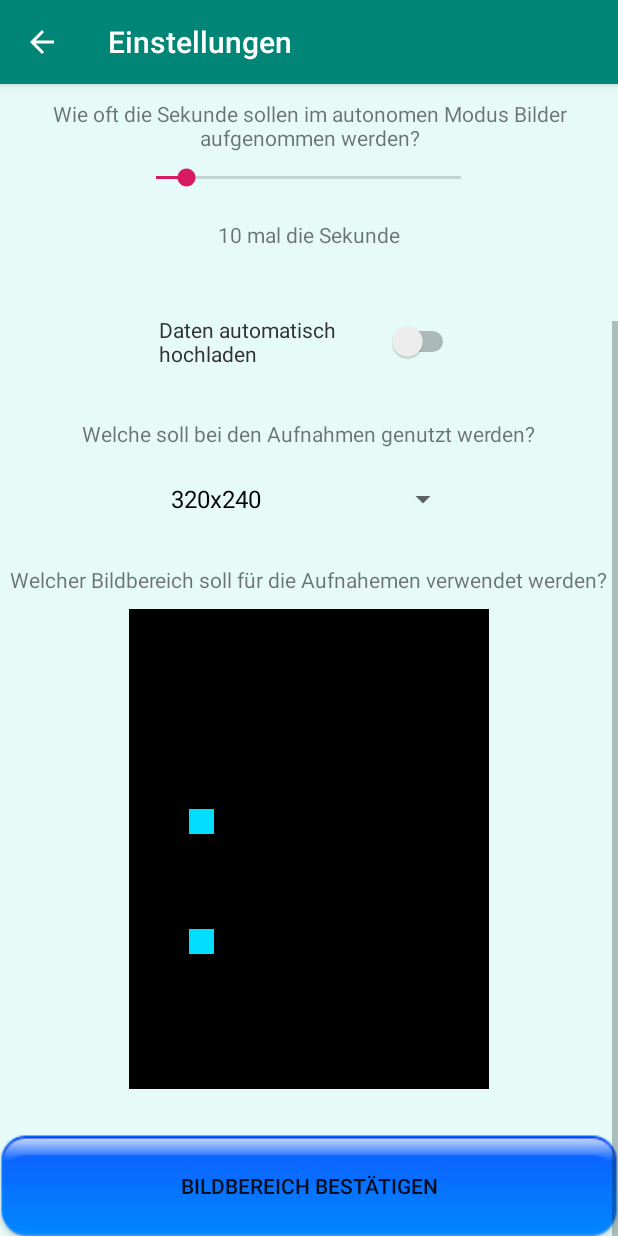
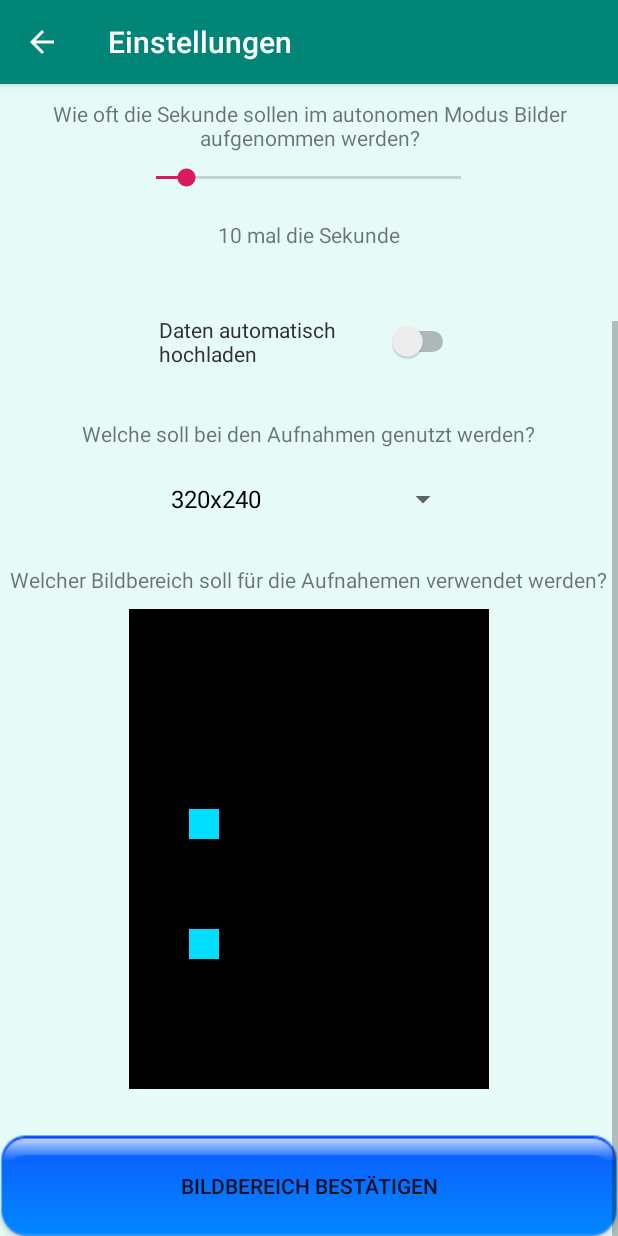
Before and after one commit to Niklas1997Git/Teamprojekt11, an Android app: the EinstellungenActivity screen opened directly, with no data from a screen before it, scrolled down 199 dp, on a phone screen of 412 x 824 dp. Run offline under Robolectric (Android 15) with nearby library versions, the phone set to English and light mode, and no system bars.

Commit message:
Update EinstellungenActivity.java

```diff
--- a/Teamprojekt/app/src/main/java/com/example/teamprojekt/EinstellungenActivity.java
+++ b/Teamprojekt/app/src/main/java/com/example/teamprojekt/EinstellungenActivity.java
@@ -52,9 +52,9 @@ public class EinstellungenActivity extends AppCompatActivity {
     private int x_neu;
     private int y_neu;
 
-    private final int SQUARE_SIZE=25;
-    private final int MAX_LEFT_MARGIN = 480 - SQUARE_SIZE;
-    private final int MAX_TOP_MARGIN = 640 - SQUARE_SIZE;
+    private final int SQUARE_SIZE=30;
+    private int MAX_LEFT_MARGIN = 480 - SQUARE_SIZE;
+    private int MAX_TOP_MARGIN = 640 - SQUARE_SIZE;
     private final int STANDARD_MARGIN = 0;
 
     private final int LEFT_LEFT_MARGIN = 60;
@@ -112,6 +112,10 @@ public class EinstellungenActivity extends AppCompatActivity {
         customScrollView = findViewById(R.id.customScrollView);
         button_Bildbereich = findViewById(R.id.button_Bildbereich);
 
+
+        ImageView bild = findViewById(R.id.imageView4);
+        MAX_LEFT_MARGIN = bild.getLayoutParams().width - SQUARE_SIZE;
+        MAX_TOP_MARGIN = bild.getLayoutParams().height - SQUARE_SIZE;
 
         rechteckLinksOben = findViewById(R.id.imageView_lo);
         rechteckLinksUnten = findViewById(R.id.imageView_lu);
```
